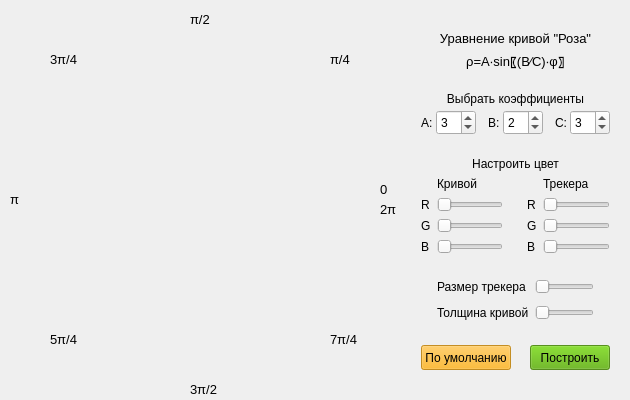
Above: TheRoseCurve/mainwindow.ui from plasticWorld/The_Rose_Curve before the change. Below: the same form after it.
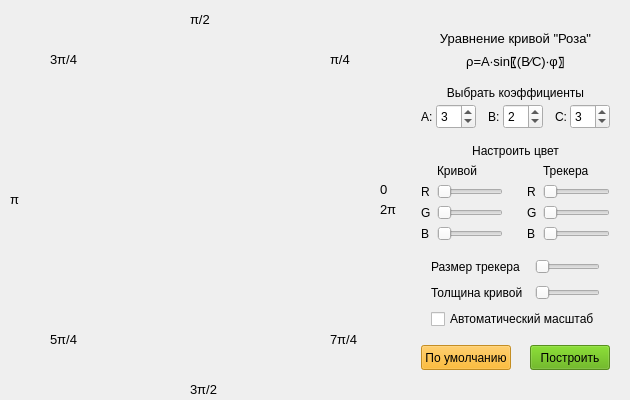
That is the form after the change. Icons and pictures are not drawn. Custom widgets are drawn as their Qt base class.

Commit message: fin-в записку!!! точно!!!

What changed in the file:
```diff
--- a/TheRoseCurve/mainwindow.ui
+++ b/TheRoseCurve/mainwindow.ui
@@ -697,6 +697,13 @@
          </property>
         </spacer>
        </item>
+       <item row="2" column="1" colspan="3">
+        <widget class="QCheckBox" name="checkBox">
+         <property name="text">
+          <string>Автоматический масштаб</string>
+         </property>
+        </widget>
+       </item>
       </layout>
      </item>
     </layout>
```
Left out of the diff: 30 changed lines with no effect on the pictures. The commit also changes 2 other files.
